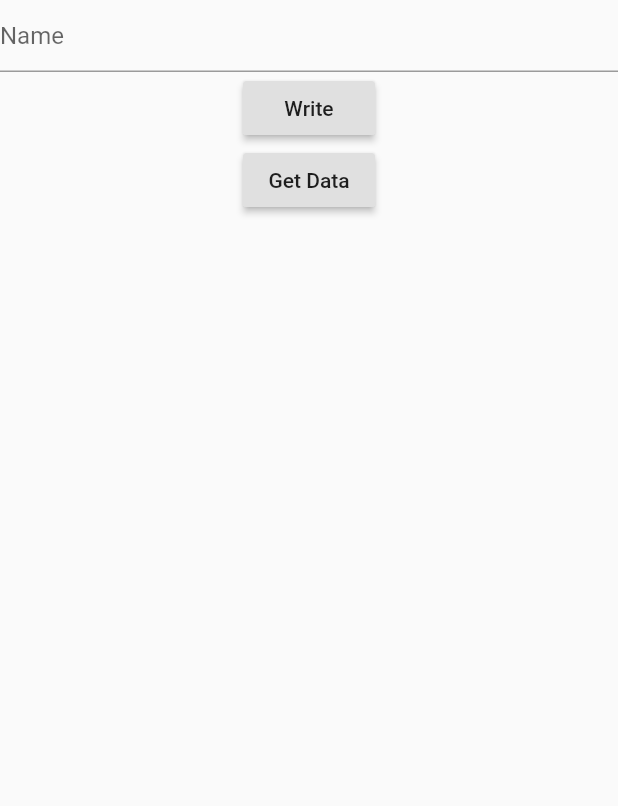
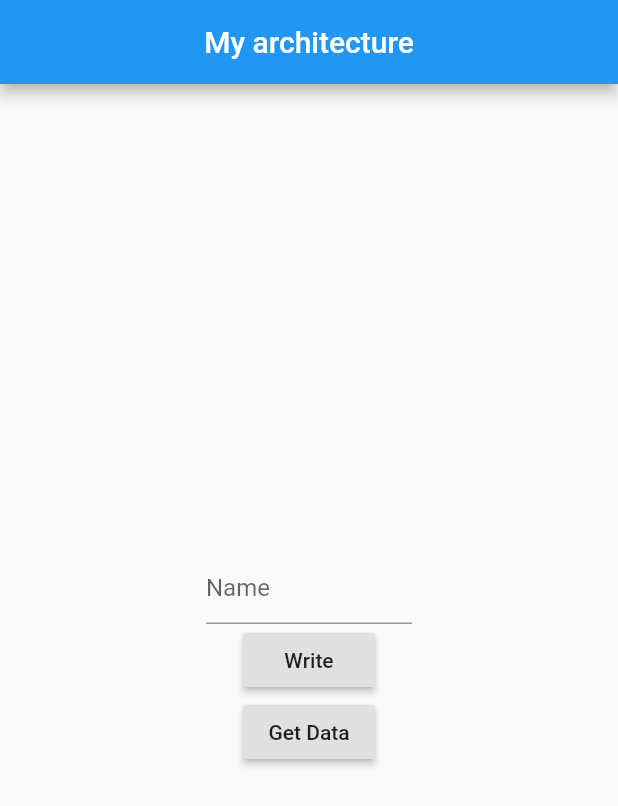
Before and after one commit to ahm3tcelik/flutter-my-architecture, a Flutter app: the screen it shows after launch, after a tap on "Write", on a phone screen of 412 x 824 dp. Shown: the top 806 px of the screen. Run offline on Flutter 3.47's test engine with Material 2 defaults, Android fonts, the phone set to English and light mode, and no system bars; our stand-ins replace connectivity, dartz, get, kiwi, sqflite; accounts and stored records are empty.

```diff
--- /dev/null
+++ b/lib/app/data/models/example.dart
@@ -0,0 +1,31 @@
+import 'package:template/core/models/IEntity.dart';
+import 'package:template/core/models/IModel.dart';
+
+// It would be extended from IEntity, if the user class will be used to local data source (ex: sqflite)
+
+class Example extends IEntity<Example> implements IModel<Example> {
+  int exampleId;
+  String exampleData;
+
+  Example({this.exampleId, this.exampleData});
+
+  Example.fromJson(Map<String, dynamic> json)
+      : exampleId = json['exampleId'],
+        exampleData = json['exampleData'];
+
+  @override
+  Example fromMap(Map<String, Object> map) => Example.fromJson(map);
+
+  @override
+  Map<String, dynamic> toMap() {
+    return <String, dynamic> {
+      "exampleId": this.exampleId,
+      "exampleData": this.exampleData
+    };
+  }
+
+  @override
+  Map<String, Object> toJson() {
+    return {"userId": this.exampleId, "userName": this.exampleData};
+  }
+}
--- a/lib/app/data/models/user.dart
+++ b/lib/app/data/models/user.dart
@@ -26,6 +26,6 @@ class User extends IEntity<User> implements IModel<User> {
 
   @override
   Map<String, Object> toJson() {
-    return {"userId": this.userId, "userName": this.userId};
+    return {"userId": this.userId, "userName": this.userName};
   }
 }
--- /dev/null
+++ b/lib/app/routes/app_pages.dart
@@ -0,0 +1,16 @@
+import 'package:get/get.dart';
+
+import '../views/index.dart';
+import 'app_routes.dart';
+
+class AppPages {
+  static const INITIAL = AppRoutes.LOADING;
+
+  static final routes = [
+    GetPage(
+      name: AppRoutes.HOME,
+      page: () => HomeView(),
+    ),
+    GetPage(name: AppRoutes.LOADING, page: () => LoadingView()),
+  ];
+}
--- a/lib/app/routes/routes.dart
+++ b/lib/app/routes/app_routes.dart
@@ -1,4 +1,4 @@
-abstract class Routes {
+abstract class AppRoutes {
   static const HOME = '/home';
   static const LOADING = '/loading';
 }
--- a/lib/app/routes/pages.dart
+++ /dev/null
@@ -1,16 +0,0 @@
-import 'package:get/get.dart';
-
-import '../views/index.dart';
-import 'routes.dart';
-
-class AppPages {
-  static const INITIAL = Routes.LOADING;
-
-  static final routes = [
-    GetPage(
-      name: Routes.HOME,
-      page: () => HomeView(),
-    ),
-    GetPage(name: Routes.LOADING, page: () => LoadingView()),
-  ];
-}
--- /dev/null
+++ b/lib/app/services/example_service/IExampleService.dart
@@ -0,0 +1,6 @@
+import 'package:template/app/data/models/example.dart';
+import 'package:template/core/services/IService.dart';
+
+abstract class IExampleService extends IService<Example> {
+
+}
--- a/lib/app/views/loading/loading.dart
+++ b/lib/app/views/loading/loading.dart
@@ -1,6 +1,9 @@
 import 'package:flutter/material.dart';
+import 'package:get/get.dart';
 import 'package:kiwi/kiwi.dart';
+import 'package:template/app/data/models/example.dart';
 import 'package:template/app/data/models/user.dart';
+import 'package:template/app/services/example_service/IExampleService.dart';
 import 'package:template/app/services/user_service/IUserService.dart';
 
 
@@ -12,9 +15,21 @@ class LoadingView extends StatelessWidget {
   Widget build(BuildContext context) {
 
     final IUserService userService = container<IUserService>();
+    final IExampleService exampleService = container<IExampleService>();
 
     return Scaffold(
-      body: Column(
+      appBar: AppBar(
+        title: Text('My architecture'),
+        centerTitle: true,
+      ),
+      body: Row(
+        children: [
+          Expanded(child: SizedBox()),
+          Expanded(
+            child: Container(
+              alignment: Alignment.center,
+              child: Column(
+                mainAxisAlignment: MainAxisAlignment.center,
                 children: [
                   TextField(
                     controller: nameCtrl,
@@ -24,7 +39,11 @@ class LoadingView extends StatelessWidget {
                     onPressed: () async {
                       final newId = await userService.localAdd(
                           User(userName: nameCtrl.text));
-              print("Yeni Kayıt ID: " + newId.toString());
+                      print("User | Yeni Kayıt ID: " + newId.toString());
+
+                      final newId2 = await exampleService.localAdd(
+                          Example(exampleData: nameCtrl.text));
+                      print("Example | Yeni Kayıt ID: " + newId2.toString());
                     },
                     child: Text("Write"),
                     color: Theme
@@ -36,7 +55,14 @@ class LoadingView extends StatelessWidget {
                       final result = await userService.localGetAll();
                       result.fold((l) => print(l.message), (r) =>
                           r.forEach((u) {
-                    print('# ${u.userId.toString()} ${u.userName}');
+                            print('User | # ${u.userId.toString()} ${u.userName}');
+                          })
+                      );
+
+                      final result2 = await exampleService.localGetAll();
+                      result2.fold((l) => print(l.message), (r) =>
+                          r.forEach((u) {
+                            print('Example | # ${u.exampleId.toString()} ${u.exampleData}');
                           })
                       );
                     },
@@ -47,6 +73,11 @@ class LoadingView extends StatelessWidget {
                   ),
                 ],
               ),
+            ),
+          ),
+          Expanded(child: SizedBox())
+        ],
+      ),
     );
     return Scaffold(
       appBar: AppBar(),
--- a/lib/injector/injector.dart
+++ b/lib/injector/injector.dart
@@ -1,10 +1,16 @@
 import 'package:connectivity/connectivity.dart';
 import 'package:kiwi/kiwi.dart';
+import 'package:template/app/data/data_sources/local/sqflite/example_sources/IExampleLocalDataSrc.dart';
+import 'package:template/app/data/data_sources/local/sqflite/example_sources/example_dao.dart';
+import 'package:template/app/data/data_sources/local/sqflite/example_sources/example_sqflite_local_datasrc.dart';
 import 'package:template/app/data/data_sources/local/sqflite/sqflite_db_provider.dart';
 import 'package:template/app/data/data_sources/local/sqflite/user_sources/IUserLocalDataSrc.dart';
 import 'package:template/app/data/data_sources/local/sqflite/user_sources/user_dao.dart';
 import 'package:template/app/data/data_sources/local/sqflite/user_sources/user_sqflite_local_datasrc.dart';
+import 'package:template/app/data/models/example.dart';
 import 'package:template/app/data/models/user.dart';
+import 'package:template/app/services/example_service/IExampleService.dart';
+import 'package:template/app/services/example_service/example_service.dart';
 import 'package:template/app/services/user_service/IUserService.dart';
 import 'package:template/app/services/user_service/user_service.dart';
 import 'package:template/core/data_sources/local/IDbProvider.dart';
@@ -35,6 +41,7 @@ class Injector {
   void _configureApp() {
     _configureLocalDb();
     _configureUserFeature();
+    _configureExampleFeature();
   }
 
   void _configureLocalDb() {
@@ -49,4 +56,13 @@ class Injector {
     container.registerSingleton<IUserService>(
         (c) => UserService(c<IUserLocalDataSrc>()));
   }
+
+  void _configureExampleFeature() {
+    container.registerSingleton<IDao<Example>>((c) => ExampleDao());
+    container.registerSingleton<IExampleLocalDataSrc>((c) =>
+        ExampleSqfliteDataSource(c<IDbProvider<dynamic>>(), c<IDao<Example>>()));
+    container.registerSingleton<IExampleService>((c) => ExampleService(c<IExampleLocalDataSrc>()));
+  }
+
+
 }
--- a/lib/main.dart
+++ b/lib/main.dart
@@ -1,6 +1,7 @@
 import 'package:flutter/material.dart';
 import 'package:get/get.dart';
-import 'package:template/app/routes/pages.dart';
+// import 'package:template/app/resources/translations/app_translation.dart';
+import 'package:template/app/routes/app_pages.dart';
 import 'package:template/injector/injector.dart';
 
 void main() {
@@ -10,13 +11,19 @@ void main() {
 }
 
 class MyApp extends StatelessWidget {
+
   @override
   Widget build(BuildContext context) {
+
     return GetMaterialApp(
         title: 'Flutter Clean Architecture Template',
         debugShowCheckedModeBanner: false,
+        theme: ThemeData.light(),
+        darkTheme: ThemeData.dark(),
+        //translationsKeys: AppTranslation.translations,
         defaultTransition: Transition.native,
         initialRoute: AppPages.INITIAL,
         getPages: AppPages.routes);
   }
+
 }
```
Also changed, not shown: lib/app/data/data_sources/local/sqflite/dao_context.dart (added, +18 -0 lines), lib/app/data/data_sources/local/sqflite/example_sources/IExampleLocalDataSrc.dart (added, +8 -0 lines), lib/app/data/data_sources/local/sqflite/example_sources/example_dao.dart (added, +20 -0 lines), lib/app/data/data_sources/local/sqflite/example_sources/example_sqflite_local_datasrc.dart (added, +16 -0 lines), lib/app/data/data_sources/local/sqflite/sqflite_db_provider.dart (+8 -5 lines), lib/app/services/example_service/example_service.dart (added, +9 -0 lines), lib/app/validators/user_validator.dart (added, +14 -0 lines). Lines whose indentation alone changed are shown as unchanged.
